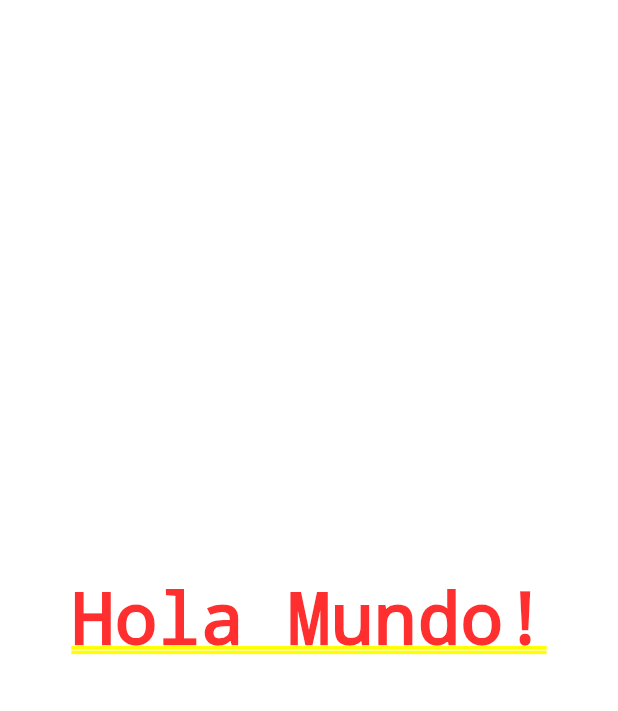
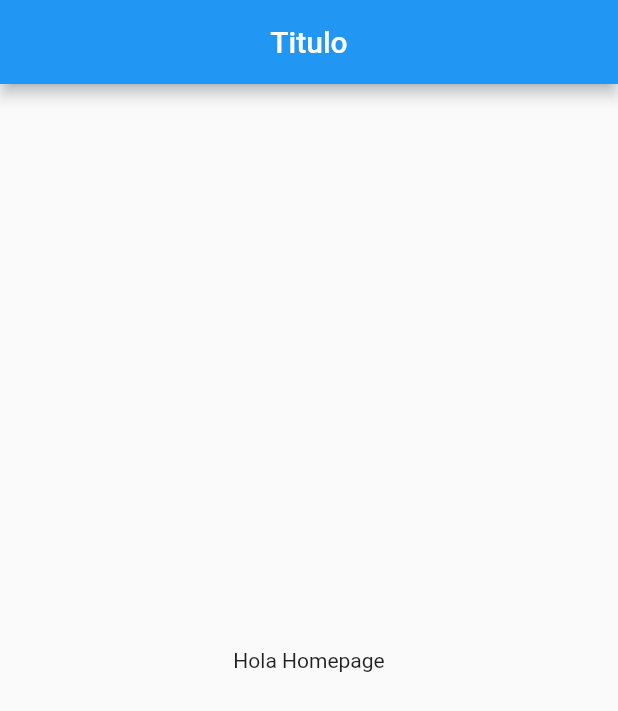
Before and after one commit to hijuliancode/flutter_counter, a Flutter app: the screen it shows after launch, on a phone screen of 412 x 824 dp. Shown: the top 711 px of the screen. Run offline on Flutter 3.47's test engine with Material 2 defaults, Android fonts, the phone set to English and light mode, and no system bars.

Commit message:
Widget - Scaffold

```diff
--- a/lib/src/app.dart
+++ b/lib/src/app.dart
@@ -1,4 +1,6 @@
 import 'package:flutter/material.dart';
+
+import 'package:flutter_couter/src/pages/home_page.dart';
 
 class MyApp extends StatelessWidget {
 
@@ -6,7 +8,7 @@ class MyApp extends StatelessWidget {
   Widget build( context ) {
     return MaterialApp (
       home: Center(
-        child: Text('Hola Mundo!'),
+        child: HomePage(),
       )
     );
   }
--- /dev/null
+++ b/lib/src/pages/home_page.dart
@@ -0,0 +1,18 @@
+import 'package:flutter/material.dart';
+
+
+class HomePage extends StatelessWidget {
+
+  @override
+  Widget build(BuildContext context) {
+    return Scaffold(
+      appBar: AppBar(
+        title: Text('Titulo'),
+        centerTitle: true,
+      ),
+      body: Center(
+        child: Text('Hola Homepage'),
+      )
+    );
+  }
+}
```
